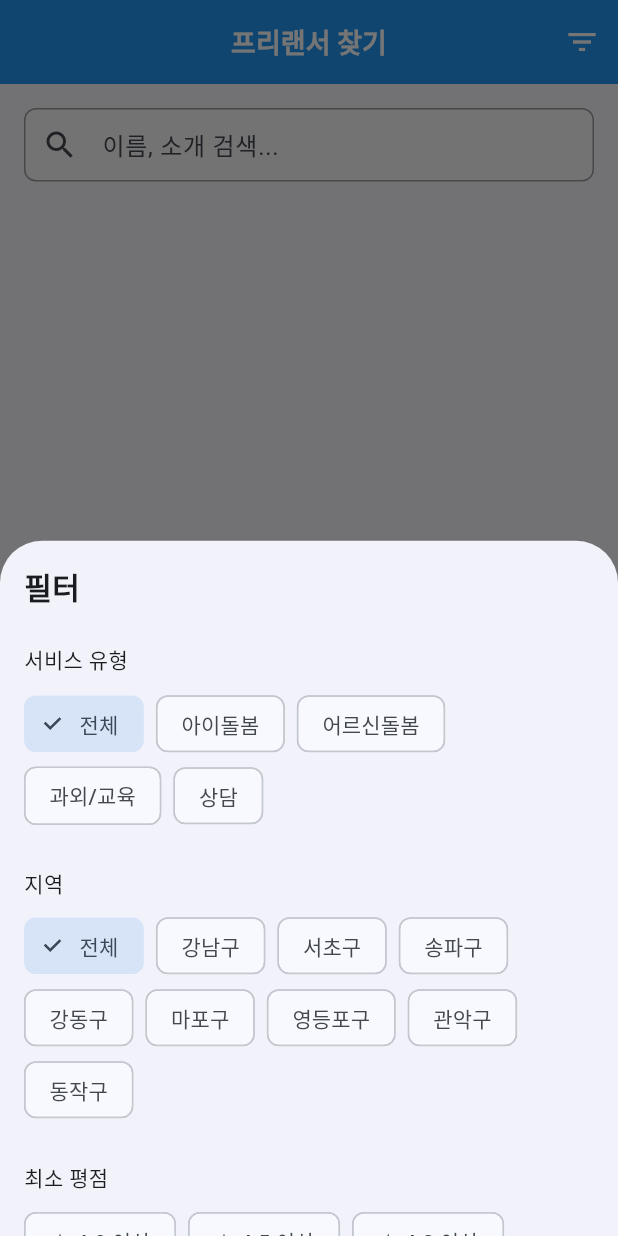
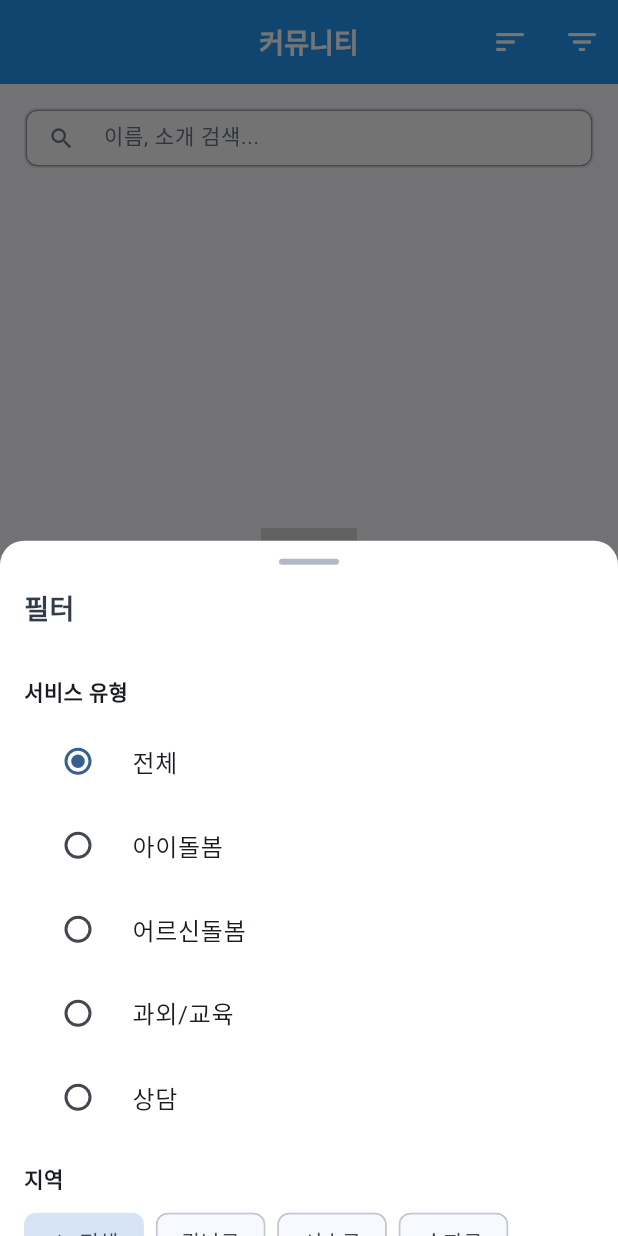
Before and after one commit to surfmindsm/surflink-care-app, a Flutter app: the FreelancerListScreen screen opened by its route, after a tap on the "filter list" icon, on a phone screen of 412 x 824 dp. Run offline on Flutter 3.47's test engine with Material 3 defaults, Android fonts, the phone set to English and light mode, and no system bars; our stand-ins replace cached_network_image, dio, file_picker, flutter_rating_bar, flutter_screenutil, go_router and 5 more; missing offline and left inert: iconify_flutter, kakao_flutter_sdk; accounts and stored records are empty.

Commit message:
일거리 탭

```diff
--- a/lib/screens/freelancer/freelancer_list_screen.dart
+++ b/lib/screens/freelancer/freelancer_list_screen.dart
@@ -5,6 +5,7 @@ import '../../models/request.dart';
 import '../../config/app_config.dart';
 import '../../widgets/freelancer_card.dart';
 import '../../services/freelancer_service.dart';
+import '../../components/index.dart' as C;
 
 class FreelancerListScreen extends StatefulWidget {
   const FreelancerListScreen({super.key});
@@ -21,6 +22,8 @@ class _FreelancerListScreenState extends State<FreelancerListScreen> {
   ServiceType? _selectedServiceType;
   String? _selectedRegion;
   double? _minRating;
+  String _sortOption = '추천순'; // 추천순, 평점순, 리뷰많은순
+  final List<String> _sortOptions = const ['추천순', '평점순', '리뷰많은순'];
 
   final List<String> _regions = [
     '전체',
@@ -153,9 +156,16 @@ class _FreelancerListScreenState extends State<FreelancerListScreen> {
   Widget build(BuildContext context) {
     return Scaffold(
       appBar: AppBar(
-        title: const Text('프리랜서 찾기'),
+        centerTitle: true,
+        title: const Text('커뮤니티'),
         actions: [
           IconButton(
+            tooltip: '정렬',
+            onPressed: _showSortSheet,
+            icon: const Icon(Icons.sort),
+          ),
+          IconButton(
+            tooltip: '필터',
             onPressed: _showFilterDialog,
             icon: const Icon(Icons.filter_list),
           ),
@@ -176,14 +186,14 @@ class _FreelancerListScreenState extends State<FreelancerListScreen> {
   }
 
   Widget _buildSearchBar() {
-    return Container(
+    return Padding(
       padding: const EdgeInsets.all(AppConfig.defaultPadding),
-      child: TextField(
+      child: C.AppSearchInput(
+        placeholder: '이름, 소개 검색...',
         controller: _searchController,
-        decoration: const InputDecoration(
-          hintText: '이름, 소개 검색...',
-          prefixIcon: Icon(Icons.search),
-        ),
+        onSubmitted: (_) => _filterFreelancers(),
+        onClear: _filterFreelancers,
+        size: C.InputSize.md,
       ),
     );
   }
@@ -250,24 +260,43 @@ class _FreelancerListScreenState extends State<FreelancerListScreen> {
 
   Widget _buildFreelancerList() {
     if (_filteredFreelancers.isEmpty) {
-      return Center(
+      return Padding(
+        padding: const EdgeInsets.all(AppConfig.defaultPadding * 2),
+        child: Center(
           child: Column(
-          mainAxisAlignment: MainAxisAlignment.center,
+            mainAxisSize: MainAxisSize.min,
             children: [
-            Icon(
-              Icons.person_search_outlined,
-              size: 64,
-              color: Colors.grey[400],
-            ),
+              C.AppIcon.iconify(icon: 'mdi:account-search-outline', size: 64, semanticLabel: '검색 결과 없음'),
               const SizedBox(height: 16),
               Text(
                 '조건에 맞는 프리랜서가 없습니다',
                 style: TextStyle(
                   fontSize: 16,
-                color: Colors.grey[600],
+                  color: Colors.grey[700],
+                  fontWeight: FontWeight.w600,
                 ),
               ),
+              const SizedBox(height: 8),
+              Text(
+                '필터를 조정하거나 검색어를 변경해 보세요.',
+                style: TextStyle(color: Colors.grey[600]),
+              ),
+              const SizedBox(height: 16),
+              C.OutlineButton(
+                text: '필터 초기화',
+                icon: Icons.refresh,
+                onPressed: () {
+                  setState(() {
+                    _selectedServiceType = null;
+                    _selectedRegion = null;
+                    _minRating = null;
+                  });
+                  _searchController.clear();
+                  _filterFreelancers();
+                },
+              ),
             ],
+          ),
         ),
       );
     }
@@ -281,112 +310,106 @@ class _FreelancerListScreenState extends State<FreelancerListScreen> {
         itemCount: _filteredFreelancers.length,
         itemBuilder: (context, index) {
           final freelancer = _filteredFreelancers[index];
-          return FreelancerCard(
+          return Padding(
+            padding: const EdgeInsets.only(bottom: 12),
+            child: FreelancerCard(
               freelancer: freelancer,
               onTap: () => context.push('/freelancers/${freelancer.id}'),
+            ),
           );
         },
       ),
     );
   }
 
-  void _showFilterDialog() {
-    showModalBottomSheet(
-      context: context,
-      builder: (context) => StatefulBuilder(
-        builder: (context, setModalState) => Container(
-          padding: const EdgeInsets.all(AppConfig.defaultPadding),
-          child: Column(
-            mainAxisSize: MainAxisSize.min,
-            crossAxisAlignment: CrossAxisAlignment.start,
-            children: [
-              const Text(
-                '필터',
-                style: TextStyle(
-                  fontSize: 20,
-                  fontWeight: FontWeight.bold,
-                ),
-              ),
-              const SizedBox(height: 24),
-
-              // 서비스 유형
-              const Text('서비스 유형'),
-              const SizedBox(height: 8),
-              Wrap(
-                spacing: 8,
-                children: [
-                  FilterChip(
-                    label: const Text('전체'),
-                    selected: _selectedServiceType == null,
-                    onSelected: (selected) {
-                      if (selected) {
-                        setModalState(() {
-                          _selectedServiceType = null;
-                        });
+  void _showSortSheet() {
+    C.AppSheet.showMenu(
+      context,
+      title: '정렬',
+      items: _sortOptions.map((o) {
+        final selected = o == _sortOption;
+        return C.AppSheetMenuItem(
+          title: selected ? '$o (선택됨)' : o,
+          icon: selected ? Icons.radio_button_checked : Icons.radio_button_unchecked,
+          onTap: () {
+            setState(() {
+              _sortOption = o;
+              _filteredFreelancers = List<User>.from(_freelancers);
+              if (o == '평점순') {
+                _filteredFreelancers.sort((a, b) => (b.rating ?? 0).compareTo(a.rating ?? 0));
+              } else if (o == '리뷰많은순') {
+                _filteredFreelancers.sort((a, b) => (b.reviewCount ?? 0).compareTo(a.reviewCount ?? 0));
               }
-                    },
-                  ),
-                  ...ServiceType.values.map((type) {
-                    return FilterChip(
-                      label: Text(type.label),
-                      selected: _selectedServiceType == type,
-                      onSelected: (selected) {
-                        setModalState(() {
-                          _selectedServiceType = selected ? type : null;
             });
           },
         );
       }).toList(),
+    );
+  }
+
+  void _showFilterDialog() {
+    C.AppSheet.showBottomSheet(
+      context,
+      title: '필터',
+      child: StatefulBuilder(
+        builder: (context, setModalState) => Column(
+          mainAxisSize: MainAxisSize.min,
+          crossAxisAlignment: CrossAxisAlignment.start,
+          children: [
+            const Text('서비스 유형', style: TextStyle(fontWeight: FontWeight.w600)),
+            const SizedBox(height: 8),
+            Column(
+              children: [
+                RadioListTile<ServiceType?>(
+                  value: null,
+                  groupValue: _selectedServiceType,
+                  title: const Text('전체'),
+                  onChanged: (v) => setModalState(() => _selectedServiceType = null),
+                ),
+                ...ServiceType.values.map((type) => RadioListTile<ServiceType?>(
+                      value: type,
+                      groupValue: _selectedServiceType,
+                      title: Text(type.label),
+                      onChanged: (v) => setModalState(() => _selectedServiceType = v),
+                    )),
               ],
             ),
 
-              const SizedBox(height: 24),
-
-              // 지역
-              const Text('지역'),
+            const SizedBox(height: 16),
+            const Text('지역', style: TextStyle(fontWeight: FontWeight.w600)),
             const SizedBox(height: 8),
             Wrap(
               spacing: 8,
               children: _regions.map((region) {
-                  return FilterChip(
+                final selected = _selectedRegion == region || (region == '전체' && _selectedRegion == null);
+                return ChoiceChip(
                   label: Text(region),
-                    selected: _selectedRegion == region ||
-                        (region == '전체' && _selectedRegion == null),
-                    onSelected: (selected) {
-                      setModalState(() {
-                        _selectedRegion = selected && region != '전체' ? region : null;
-                      });
-                    },
+                  selected: selected,
+                  onSelected: (val) => setModalState(() => _selectedRegion = (region == '전체') ? null : region),
                 );
               }).toList(),
             ),
 
-              const SizedBox(height: 24),
-
-              // 평점
-              const Text('최소 평점'),
+            const SizedBox(height: 16),
+            const Text('최소 평점', style: TextStyle(fontWeight: FontWeight.w600)),
             const SizedBox(height: 8),
             Wrap(
               spacing: 8,
               children: [4.0, 4.5, 4.8].map((rating) {
-                  return FilterChip(
+                return ChoiceChip(
                   label: Text('★ $rating 이상'),
                   selected: _minRating == rating,
-                    onSelected: (selected) {
-                      setModalState(() {
-                        _minRating = selected ? rating : null;
-                      });
-                    },
+                  onSelected: (val) => setModalState(() => _minRating = val ? rating : null),
                 );
               }).toList(),
             ),
 
-              const SizedBox(height: 24),
-
+            const SizedBox(height: 20),
             Row(
               children: [
                 Expanded(
-                    child: OutlinedButton(
+                  child: C.OutlineButton(
+                    text: '초기화',
                     onPressed: () {
                       setModalState(() {
                         _selectedServiceType = null;
@@ -394,18 +417,17 @@ class _FreelancerListScreenState extends State<FreelancerListScreen> {
                         _minRating = null;
                       });
                     },
-                      child: const Text('초기화'),
                   ),
                 ),
                 const SizedBox(width: 12),
                 Expanded(
-                    child: ElevatedButton(
+                  child: C.PrimaryButton(
+                    text: '적용',
                     onPressed: () {
                       Navigator.pop(context);
                       setState(() {});
                       _filterFreelancers();
                     },
-                      child: const Text('적용'),
                   ),
                 ),
               ],
@@ -413,7 +435,6 @@ class _FreelancerListScreenState extends State<FreelancerListScreen> {
           ],
         ),
       ),
-      ),
     );
   }
 }
```
Lines whose indentation alone changed are shown as unchanged.
